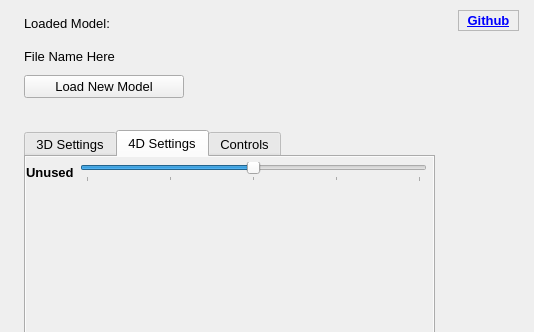
This is src/Viewport.ui in Luminic/NWAPW_RayTracer as Qt 5 draws it before an edit; both pictures show x 746 to 1280 and y 0 to 332 of the 1280 by 640 pixel window. The edited form follows.
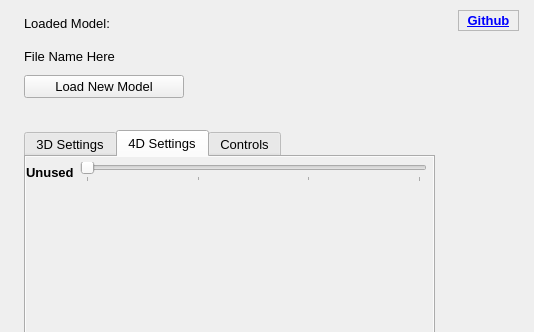
This is the edited form. The open tabs and pages were chosen to show the change.

The edit to the form file:
```diff
--- a/src/Viewport.ui
+++ b/src/Viewport.ui
@@ -142,10 +142,10 @@
          <enum>Qt::LeftToRight</enum>
         </property>
         <property name="minimum">
-         <number>-2000</number>
+         <number>1000</number>
         </property>
         <property name="maximum">
-         <number>2000</number>
+         <number>4000</number>
         </property>
         <property name="orientation">
          <enum>Qt::Horizontal</enum>
```
Left out of the diff: 2 changed lines with no effect on the pictures.
